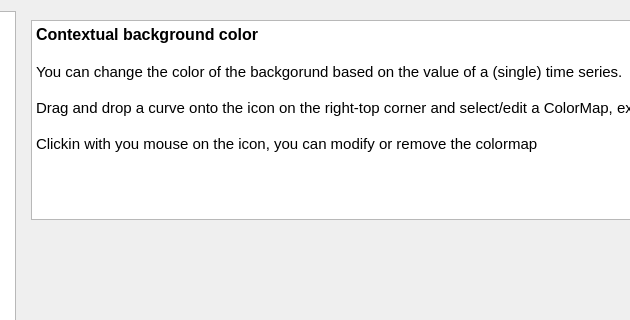
Before: the Qt Designer form plotjuggler_app/cheatsheet/cheatsheet_dialog.ui in ros2-gbp/plotjuggler-release, drawn with Qt 5; both pictures show x 195 to 825 and y 0 to 320 of the 1231 by 831 pixel window.
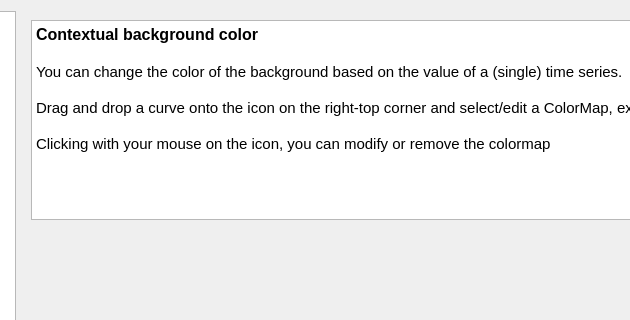
After: the same form once the commit is applied.

Patch:
```diff
--- a/plotjuggler_app/cheatsheet/cheatsheet_dialog.ui
+++ b/plotjuggler_app/cheatsheet/cheatsheet_dialog.ui
@@ -703,11 +703,11 @@
 &lt;/style&gt;&lt;/head&gt;&lt;body style=&quot; font-family:'Ubuntu'; font-size:11pt; font-weight:400; font-style:normal;&quot;&gt;
 &lt;p style=&quot; margin-top:0px; margin-bottom:0px; margin-left:0px; margin-right:0px; -qt-block-indent:0; text-indent:0px;&quot;&gt;&lt;span style=&quot; font-size:12pt; font-weight:600;&quot;&gt;Contextual background color&lt;/span&gt;&lt;/p&gt;
 &lt;p style=&quot;-qt-paragraph-type:empty; margin-top:0px; margin-bottom:0px; margin-left:0px; margin-right:0px; -qt-block-indent:0; text-indent:0px; font-size:12pt; font-weight:600;&quot;&gt;&lt;br /&gt;&lt;/p&gt;
-&lt;p style=&quot; margin-top:0px; margin-bottom:0px; margin-left:0px; margin-right:0px; -qt-block-indent:0; text-indent:0px;&quot;&gt;You can change the color of the backgorund based on the value of a (single) time series.&lt;/p&gt;
+&lt;p style=&quot; margin-top:0px; margin-bottom:0px; margin-left:0px; margin-right:0px; -qt-block-indent:0; text-indent:0px;&quot;&gt;You can change the color of the background based on the value of a (single) time series.&lt;/p&gt;
 &lt;p style=&quot;-qt-paragraph-type:empty; margin-top:0px; margin-bottom:0px; margin-left:0px; margin-right:0px; -qt-block-indent:0; text-indent:0px;&quot;&gt;&lt;br /&gt;&lt;/p&gt;
 &lt;p style=&quot; margin-top:0px; margin-bottom:0px; margin-left:0px; margin-right:0px; -qt-block-indent:0; text-indent:0px;&quot;&gt;Drag and drop a curve onto the icon on the right-top corner and select/edit a ColorMap, expressed as a simple Lua script that returns a color. &lt;/p&gt;
 &lt;p style=&quot;-qt-paragraph-type:empty; margin-top:0px; margin-bottom:0px; margin-left:0px; margin-right:0px; -qt-block-indent:0; text-indent:0px;&quot;&gt;&lt;br /&gt;&lt;/p&gt;
-&lt;p style=&quot; margin-top:0px; margin-bottom:0px; margin-left:0px; margin-right:0px; -qt-block-indent:0; text-indent:0px;&quot;&gt;Clickin with you mouse on the icon, you can modify or remove the colormap&lt;/p&gt;&lt;/body&gt;&lt;/html&gt;</string>
+&lt;p style=&quot; margin-top:0px; margin-bottom:0px; margin-left:0px; margin-right:0px; -qt-block-indent:0; text-indent:0px;&quot;&gt;Clicking with your mouse on the icon, you can modify or remove the colormap&lt;/p&gt;&lt;/body&gt;&lt;/html&gt;</string>
            </property>
           </widget>
          </item>
```
Left out of the diff: 6 changed lines with no effect on the pictures.
